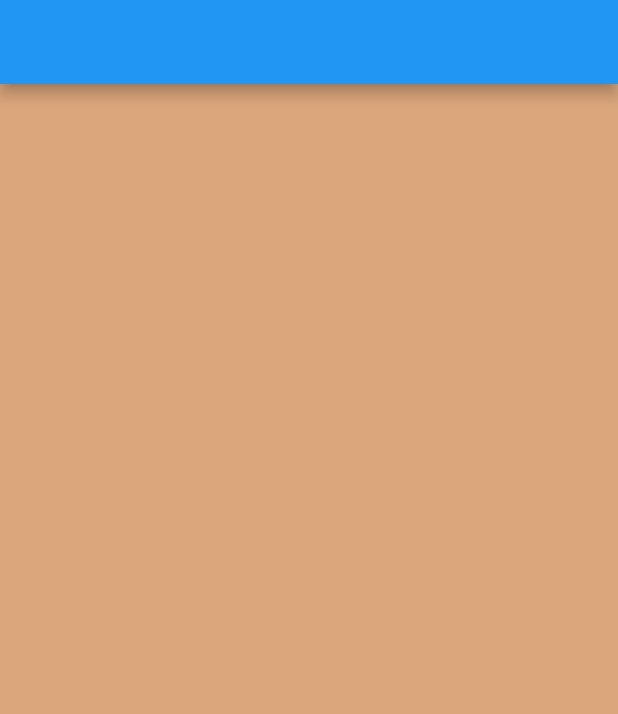
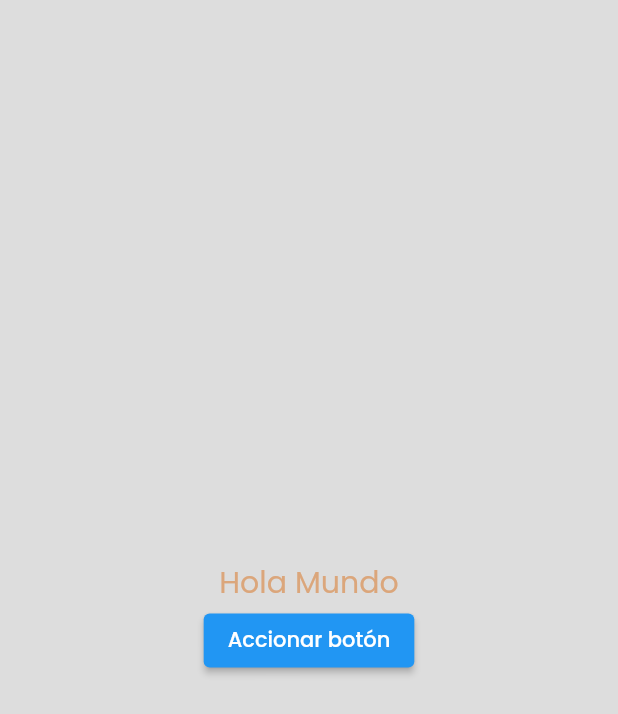
Before and after one commit to G-Jhojan/app_notas, a Flutter app: the screen it shows after launch, on a phone screen of 412 x 824 dp. Shown: the top 714 px of the screen. Run offline on Flutter 3.47's test engine with Material 2 defaults, Android fonts, the phone set to English and light mode, and no system bars; our stand-ins replace google_fonts.

Commit message:
Inicio de vida de la parte de temas

```diff
--- /dev/null
+++ b/lib/src/core/controllers/theme_controller.dart
@@ -0,0 +1,28 @@
+import 'package:app_notas/src/ui/configure.dart';
+import 'package:flutter/material.dart';
+
+class ThemeController{
+  ThemeController._();
+  static final instance = ThemeController._();
+
+  ValueNotifier<bool> brightness = ValueNotifier<bool>(true);
+  bool get brightnessValue => brightness.value;
+
+  Color primary   ()=> brightnessValue ? Configure.PRIMARY :Configure.PRIMARY_DARK;
+  Color secondary ()=>  Configure.SECONDARY;
+  Color auxiliar  ()=>  Configure.AUXILIAR;
+  Color accent    ()=>  Configure.ACCENT;
+
+  Color primaryButton   ()=> brightnessValue
+    ? Configure.PRIMARY_BUTTON_LIGHT
+    :Configure.PRIMARY_BUTTON_DARK;
+  Color secondaryButton ()=> Configure.SECONDARY_BUTTON_LIGHT;
+
+  Color background      ()=> brightnessValue
+    ? Configure.BACKGROUND_LIGHT
+    :Configure.BACKGROUND_DARK;
+
+    void changetheme(){
+      brightness.value = !brightness.value;
+    }
+}
--- a/lib/src/ui/pages/home_page.dart
+++ b/lib/src/ui/pages/home_page.dart
@@ -1,4 +1,4 @@
-import 'package:app_notas/src/ui/configure.dart';
+import 'package:app_notas/src/core/controllers/theme_controller.dart';
 import 'package:flutter/material.dart';
 
 GlobalKey<ScaffoldState> homePageKey = GlobalKey<ScaffoldState>();
@@ -9,15 +9,27 @@ class HomePage extends StatelessWidget {
 
   @override
   Widget build(BuildContext context) {
-    return Scaffold(
-      backgroundColor: Configure.PRIMARY_DARK,
-      appBar: AppBar(),
-      key: homePageKey,
-      body: Container(
-        child: const Center(
-          child: Text('PRIMER TEXTO', style: TextStyle(fontSize: 30, color:Configure.PRIMARY_DARK ), ),
-        ),
-      ),
+    return ValueListenableBuilder(
+      valueListenable:  ThemeController.instance.brightness,
+      builder: (BuildContext context, dynamic value, Widget? child) {
+
+        final theme = ThemeController.instance;
+
+        return  Scaffold(
+          backgroundColor: theme.background(),
+          key: homePageKey,
+          body: Column(
+            mainAxisAlignment: MainAxisAlignment.center,
+            children: [
+              Container(
+              child: Center(
+                child: Text('Hola Mundo', style: TextStyle(fontSize: 20, color: theme.primary()),)),
+              ),
+              ElevatedButton(onPressed: ()=> theme.changetheme(), child:  const  Text('Accionar botón'))
+            ],
+          )
+        );
+      },
     );
   }
 }
```
